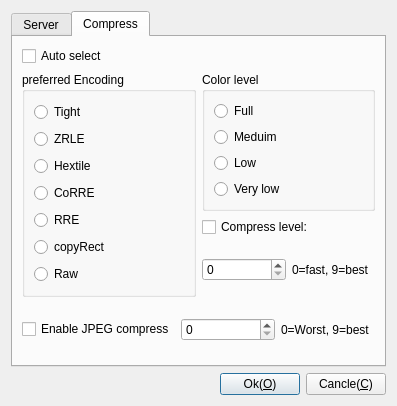
This is Viewer/Plugins/LibVnc/DlgSettingsLibVnc.ui in KangLin/RabbitRemoteControl as Qt 5 draws it before an edit. The edited form follows.
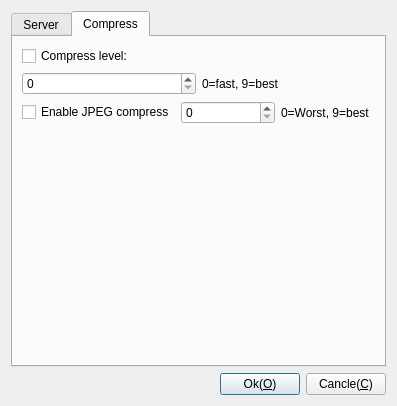
This is the edited form. The open tabs and pages were chosen to show the change.

The edit to the form file:
```diff
--- a/Viewer/Plugins/LibVnc/DlgSettingsLibVnc.ui
+++ b/Viewer/Plugins/LibVnc/DlgSettingsLibVnc.ui
@@ -13,7 +13,7 @@
   <property name="windowTitle">
    <string>Setting LibVnc</string>
   </property>
-  <layout class="QGridLayout" name="gridLayout_4">
+  <layout class="QGridLayout" name="gridLayout_3">
    <item row="0" column="0">
     <widget class="QTabWidget" name="tabWidget">
      <property name="currentIndex">
@@ -177,44 +177,14 @@
        <string>Compress</string>
       </attribute>
       <layout class="QGridLayout" name="gridLayout_2">
-       <item row="1" column="1">
-        <widget class="QGroupBox" name="gpColorLevel">
-         <property name="title">
-          <string>Color level</string>
+       <item row="0" column="0">
+        <widget class="QCheckBox" name="cbCompress">
+         <property name="text">
+          <string>Compress level:</string>
          </property>
-         <layout class="QFormLayout" name="formLayout">
-          <item row="1" column="0">
-           <widget class="QRadioButton" name="rbFull">
-            <property name="text">
-             <string>Full</string>
-            </property>
-           </widget>
-          </item>
-          <item row="3" column="0">
-           <widget class="QRadioButton" name="rbLow">
-            <property name="text">
-             <string>Low</string>
-            </property>
-           </widget>
-          </item>
-          <item row="2" column="0">
-           <widget class="QRadioButton" name="rbMeduim">
-            <property name="text">
-             <string>Meduim</string>
-            </property>
-           </widget>
-          </item>
-          <item row="4" column="0">
-           <widget class="QRadioButton" name="rbVeryLow">
-            <property name="text">
-             <string>Very low</string>
-            </property>
-           </widget>
-          </item>
-         </layout>
         </widget>
        </item>
-       <item row="3" column="1">
+       <item row="1" column="0">
         <layout class="QHBoxLayout" name="horizontalLayout_5">
          <item>
           <widget class="QSpinBox" name="spCompressLevel">
@@ -235,7 +205,7 @@
          </item>
         </layout>
        </item>
-       <item row="4" column="0" colspan="2">
+       <item row="2" column="0">
         <layout class="QHBoxLayout" name="horizontalLayout_6">
          <item>
           <widget class="QCheckBox" name="cbJPEG">
@@ -260,77 +230,18 @@
          </item>
         </layout>
        </item>
-       <item row="1" column="0" rowspan="3">
-        <widget class="QGroupBox" name="gpEncodeing">
-         <property name="title">
-          <string>preferred Encoding</string>
+       <item row="3" column="0">
+        <spacer name="verticalSpacer_3">
+         <property name="orientation">
+          <enum>Qt::Vertical</enum>
          </property>
-         <layout class="QGridLayout" name="gridLayout_3">
-          <item row="0" column="0">
-           <widget class="QRadioButton" name="rbTight">
-            <property name="text">
-             <string>Tight</string>
-            </property>
-           </widget>
-          </item>
-          <item row="2" column="0">
-           <widget class="QRadioButton" name="rbHextile">
-            <property name="text">
-             <string>Hextile</string>
-            </property>
-           </widget>
-          </item>
-          <item row="6" column="0">
-           <widget class="QRadioButton" name="rbRaw">
-            <property name="text">
-             <string>Raw</string>
-            </property>
-           </widget>
-          </item>
-          <item row="1" column="0">
-           <widget class="QRadioButton" name="rbZRLE">
-            <property name="text">
-             <string>ZRLE</string>
-            </property>
-           </widget>
-          </item>
-          <item row="3" column="0">
-           <widget class="QRadioButton" name="rbCoRRE">
-            <property name="text">
-             <string>CoRRE</string>
-            </property>
-           </widget>
-          </item>
-          <item row="4" column="0">
-           <widget class="QRadioButton" name="rbRRE">
-            <property name="text">
-             <string>RRE</string>
-            </property>
-           </widget>
-          </item>
-          <item row="5" column="0">
-           <widget class="QRadioButton" name="rbCopyRect">
-            <property name="text">
-             <string>copyRect</string>
-            </property>
-           </widget>
-          </item>
-         </layout>
-        </widget>
-       </item>
-       <item row="2" column="1">
-        <widget class="QCheckBox" name="cbCompress">
-         <property name="text">
-          <string>Compress level:</string>
+         <property name="sizeHint" stdset="0">
+          <size>
+           <width>20</width>
+           <height>206</height>
+          </size>
          </property>
-        </widget>
-       </item>
-       <item row="0" column="0">
-        <widget class="QCheckBox" name="cbCompressAutoSelect">
-         <property name="text">
-          <string>Auto select</string>
-         </property>
-        </widget>
+        </spacer>
        </item>
       </layout>
      </widget>
```
Left out of the diff: 121 changed lines with no effect on the pictures.
